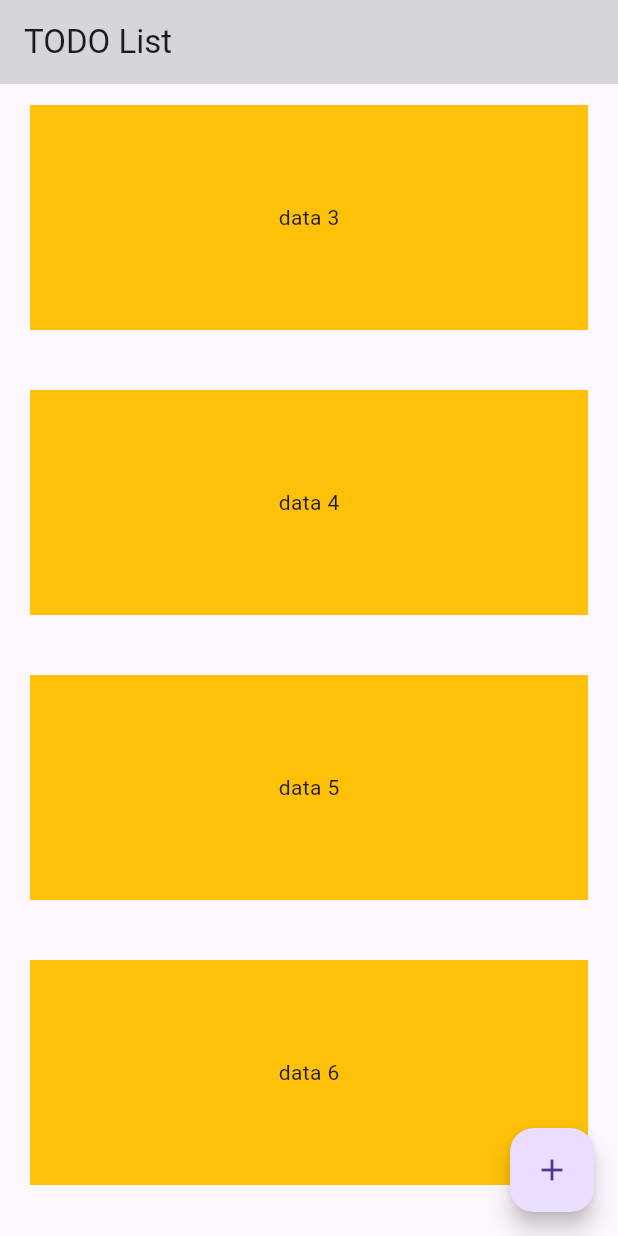
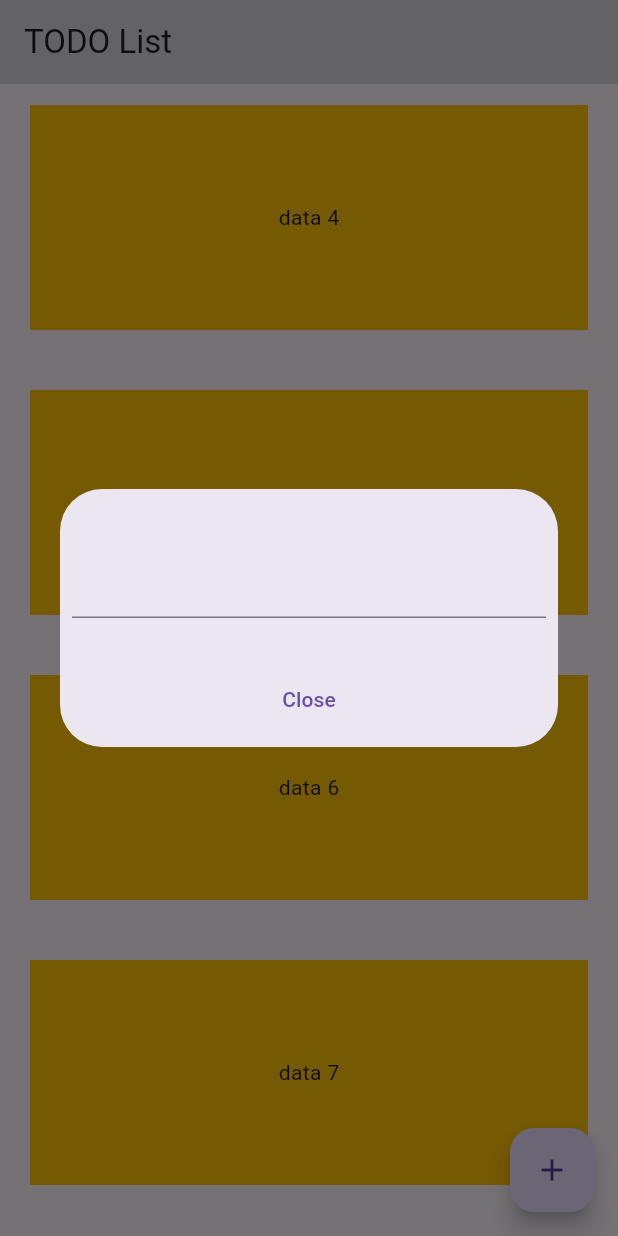
Before and after one commit to ponomarenko24/task8, a Flutter app: the screen it shows after launch, scrolled down 576 dp, after a tap on the "add" icon, on a phone screen of 412 x 824 dp. Run offline on Flutter 3.47's test engine with Material 3 defaults, Android fonts, the phone set to English and light mode, and no system bars.

Commit message:
Added Dialog window for Floating button

```diff
--- a/lib/main.dart
+++ b/lib/main.dart
@@ -1,8 +1,20 @@
-
 import 'package:flutter/material.dart';
 
 void main() {
-  runApp(const MainApp());
+  runApp(const MyApp());
+}
+
+class MyApp extends StatelessWidget {
+  const MyApp({super.key});
+
+  @override
+  Widget build(BuildContext context) {
+    return MaterialApp(
+      title: 'TODO List',
+      theme: ThemeData(primarySwatch: Colors.blue),
+      home: const MainApp(),
+    );
+  }
 }
 
 List<int> items = [1, 2, 3, 4, 5, 6, 7, 8, 9, 10];
@@ -36,14 +48,39 @@ class _MainAppState extends State<MainApp> {
           },
         ),
         floatingActionButton: FloatingActionButton(
-          onPressed: () {
-            setState(() {
-              items.insert(0, 100);
-            });
-          },
+          onPressed: () => dialogWindow(context),
           child: Icon(Icons.add),
         ),
       ),
     );
   }
+
+  Future<String?> dialogWindow(BuildContext context) {
+    return showDialog<String>(
+      context: context,
+      builder:
+          (BuildContext context) => Dialog(
+            child: Padding(
+              padding: const EdgeInsets.all(8.0),
+              child: Column(
+                mainAxisSize: MainAxisSize.min,
+                mainAxisAlignment: MainAxisAlignment.center,
+                children: <Widget>[
+                  const SizedBox(height: 30),
+                  TextField(
+
+                  ),
+                  const SizedBox(height: 30),
+                  TextButton(
+                    onPressed: () {
+                      Navigator.pop(context);
+                    },
+                    child: const Text('Close'),
+                  ),
+                ],
+              ),
+            ),
+          ),
+    );
+  }
 }
```
